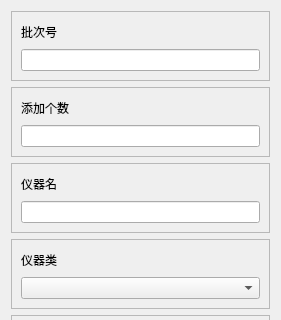
JunWang666/LabNexus, file view/equipmentManage/kaddmanage.ui: the form before one commit; both pictures show x 0 to 281 and y 0 to 320 of the 281 by 472 pixel window.
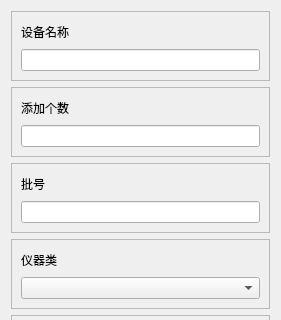
The form after the commit.

Patch:
```diff
--- a/view/equipmentManage/kaddmanage.ui
+++ b/view/equipmentManage/kaddmanage.ui
@@ -111,7 +111,7 @@
       <item>
        <widget class="QLabel" name="label_4">
         <property name="text">
-         <string>仪器名</string>
+         <string>批号</string>
         </property>
        </widget>
       </item>
@@ -139,7 +139,7 @@
       <item>
        <widget class="QLabel" name="label">
         <property name="text">
-         <string>批次号</string>
+         <string>设备名称</string>
         </property>
        </widget>
       </item>
```
